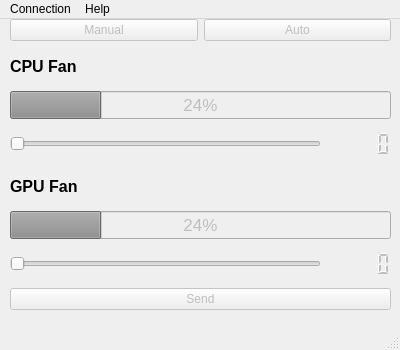
Above: Qt/mainwindow.ui from mbober1/ESPCooling before the change. Below: the same form after it.
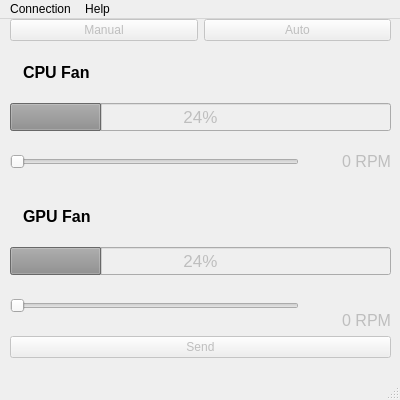
That is the form after the change. Icons and pictures are not drawn.

```diff
--- a/Qt/mainwindow.ui
+++ b/Qt/mainwindow.ui
@@ -7,9 +7,27 @@
     <x>0</x>
     <y>0</y>
     <width>400</width>
-    <height>350</height>
+    <height>400</height>
    </rect>
   </property>
+  <property name="sizePolicy">
+   <sizepolicy hsizetype="Fixed" vsizetype="Fixed">
+    <horstretch>0</horstretch>
+    <verstretch>0</verstretch>
+   </sizepolicy>
+  </property>
+  <property name="minimumSize">
+   <size>
+    <width>400</width>
+    <height>400</height>
+   </size>
+  </property>
+  <property name="maximumSize">
+   <size>
+    <width>400</width>
+    <height>400</height>
+   </size>
+  </property>
   <property name="windowTitle">
    <string>ESPCooling</string>
   </property>
@@ -24,7 +42,7 @@
       <x>10</x>
       <y>0</y>
       <width>381</width>
-      <height>291</height>
+      <height>339</height>
      </rect>
     </property>
     <layout class="QVBoxLayout" name="verticalLayout">
@@ -62,21 +80,7 @@
      </item>
      <item>
       <layout class="QGridLayout" name="cpuLayout">
-       <item row="0" column="0">
-        <widget class="QLabel" name="cpuLabel">
-         <property name="font">
-          <font>
-           <pointsize>12</pointsize>
-           <weight>75</weight>
-           <bold>true</bold>
-          </font>
-         </property>
-         <property name="text">
-          <string>CPU Fan</string>
-         </property>
-        </widget>
-       </item>
-       <item row="2" column="0">
+       <item row="3" column="0">
         <layout class="QHBoxLayout" name="horizontalLayout">
          <item>
           <widget class="QSlider" name="cpuSlider">
@@ -89,23 +93,38 @@
           </widget>
          </item>
          <item>
-          <widget class="QLCDNumber" name="cpuLcd">
+          <widget class="QLabel" name="cpuLcd">
            <property name="enabled">
             <bool>false</bool>
            </property>
+           <property name="minimumSize">
+            <size>
+             <width>86</width>
+             <height>0</height>
+            </size>
+           </property>
            <property name="font">
             <font>
-             <pointsize>13</pointsize>
+             <pointsize>12</pointsize>
             </font>
            </property>
-           <property name="frameShape">
-            <enum>QFrame::NoFrame</enum>
+           <property name="layoutDirection">
+            <enum>Qt::LeftToRight</enum>
+           </property>
+           <property name="text">
+            <string>0 RPM</string>
+           </property>
+           <property name="alignment">
+            <set>Qt::AlignRight|Qt::AlignTrailing|Qt::AlignVCenter</set>
+           </property>
+           <property name="margin">
+            <number>1</number>
            </property>
           </widget>
          </item>
         </layout>
        </item>
-       <item row="1" column="0">
+       <item row="2" column="0">
         <widget class="QProgressBar" name="cpuProgressBar">
          <property name="enabled">
           <bool>false</bool>
@@ -120,23 +139,138 @@
          </property>
         </widget>
        </item>
+       <item row="1" column="0">
+        <layout class="QHBoxLayout" name="cpuBaner">
+         <property name="topMargin">
+          <number>0</number>
+         </property>
+         <item>
+          <widget class="QLabel" name="cpuIcon">
+           <property name="text">
+            <string/>
+           </property>
+           <property name="pixmap">
+            <pixmap resource="resources.qrc">:/icon/icons/cpu.png</pixmap>
+           </property>
+          </widget>
+         </item>
+         <item>
+          <widget class="QLabel" name="cpuLabel">
+           <property name="font">
+            <font>
+             <pointsize>12</pointsize>
+             <weight>75</weight>
+             <bold>true</bold>
+            </font>
+           </property>
+           <property name="text">
+            <string>CPU Fan</string>
+           </property>
+          </widget>
+         </item>
+         <item>
+          <spacer name="horizontalSpacer">
+           <property name="orientation">
+            <enum>Qt::Horizontal</enum>
+           </property>
+           <property name="sizeHint" stdset="0">
+            <size>
+             <width>40</width>
+             <height>20</height>
+            </size>
+           </property>
+          </spacer>
+         </item>
+        </layout>
+       </item>
       </layout>
      </item>
      <item>
       <layout class="QGridLayout" name="gpuLayout">
+       <item row="2" column="0">
+        <layout class="QHBoxLayout" name="horizontalLayout_2">
+         <item>
+          <widget class="QSlider" name="gpuSlider">
+           <property name="enabled">
+            <bool>false</bool>
+           </property>
+           <property name="orientation">
+            <enum>Qt::Horizontal</enum>
+           </property>
+          </widget>
+         </item>
+         <item>
+          <widget class="QLabel" name="gpuLcd">
+           <property name="enabled">
+            <bool>false</bool>
+           </property>
+           <property name="minimumSize">
+            <size>
+             <width>86</width>
+             <height>0</height>
+            </size>
+           </property>
+           <property name="font">
+            <font>
+             <pointsize>12</pointsize>
+            </font>
+           </property>
+           <property name="text">
+            <string>0 RPM</string>
+           </property>
+           <property name="alignment">
+            <set>Qt::AlignBottom|Qt::AlignRight|Qt::AlignTrailing</set>
+           </property>
+           <property name="margin">
+            <number>1</number>
+           </property>
+          </widget>
+         </item>
+        </layout>
+       </item>
        <item row="0" column="0">
-        <widget class="QLabel" name="gpuLabel">
-         <property name="font">
-          <font>
-           <pointsize>12</pointsize>
-           <weight>75</weight>
-           <bold>true</bold>
-          </font>
+        <layout class="QHBoxLayout" name="gpuBaner">
+         <property name="topMargin">
+          <number>0</number>
          </property>
-         <property name="text">
-          <string>GPU Fan</string>
-         </property>
-        </widget>
+         <item>
+          <widget class="QLabel" name="gpuIcon">
+           <property name="text">
+            <string/>
+           </property>
+           <property name="pixmap">
+            <pixmap resource="resources.qrc">:/icon/icons/gpu.png</pixmap>
+           </property>
+          </widget>
+         </item>
+         <item>
+          <widget class="QLabel" name="gpuLabel">
+           <property name="font">
+            <font>
+             <pointsize>12</pointsize>
+             <weight>75</weight>
+             <bold>true</bold>
+            </font>
+           </property>
+           <property name="text">
+            <string>GPU Fan</string>
+           </property>
+          </widget>
+         </item>
+         <item>
+          <spacer name="horizontalSpacer_2">
+           <property name="orientation">
+            <enum>Qt::Horizontal</enum>
+           </property>
+           <property name="sizeHint" stdset="0">
+            <size>
+             <width>40</width>
+             <height>20</height>
+            </size>
+           </property>
+          </spacer>
+         </item>
+        </layout>
        </item>
        <item row="1" column="0">
         <widget class="QProgressBar" name="gpuProgressBar">
@@ -155,37 +289,6 @@
          </property>
         </widget>
        </item>
-       <item row="2" column="0">
-        <layout class="QHBoxLayout" name="horizontalLayout_2">
-         <item>
-          <widget class="QSlider" name="gpuSlider">
-           <property name="enabled">
-            <bool>false</bool>
-           </property>
-           <property name="orientation">
-            <enum>Qt::Horizontal</enum>
-           </property>
-          </widget>
-         </item>
-         <item>
-          <widget class="QLCDNumber" name="gpuLcd">
-           <property name="enabled">
-            <bool>false</bool>
-           </property>
-           <property name="font">
-            <font>
-             <pointsize>13</pointsize>
-             <weight>50</weight>
-             <bold>false</bold>
-            </font>
-           </property>
-           <property name="frameShape">
-            <enum>QFrame::NoFrame</enum>
-           </property>
-          </widget>
-         </item>
-        </layout>
-       </item>
       </layout>
      </item>
      <item>
```
